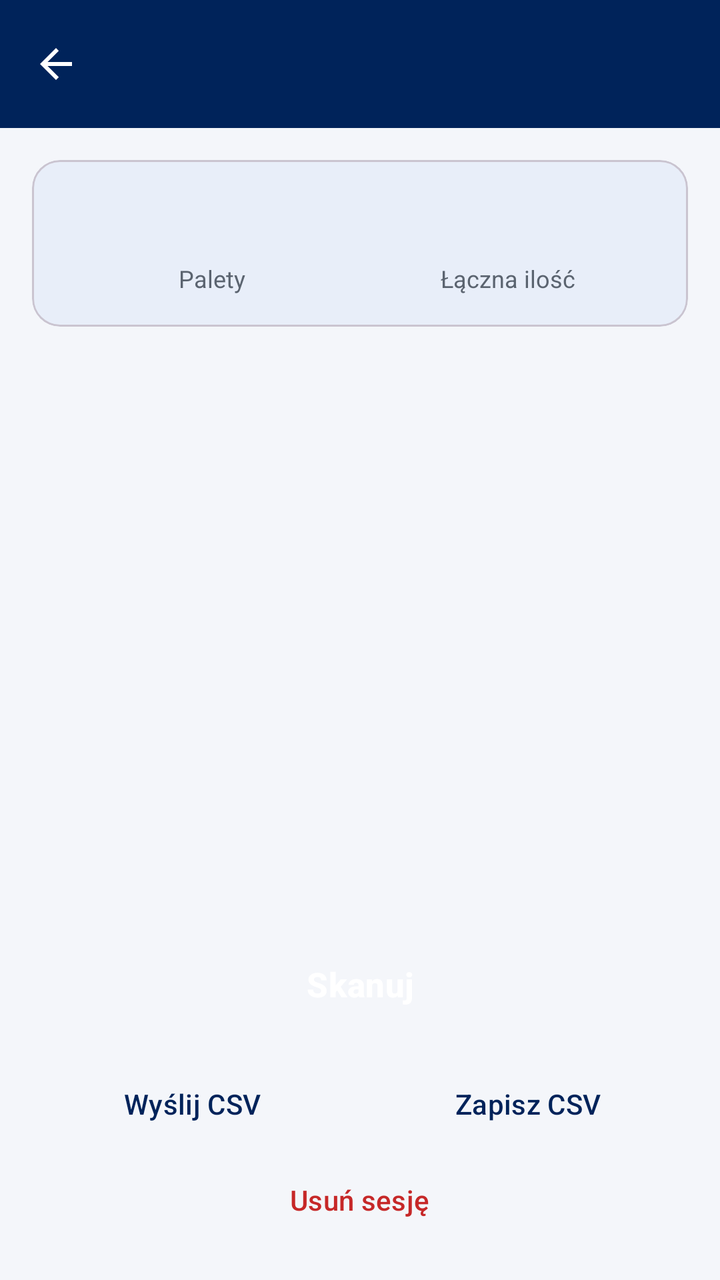
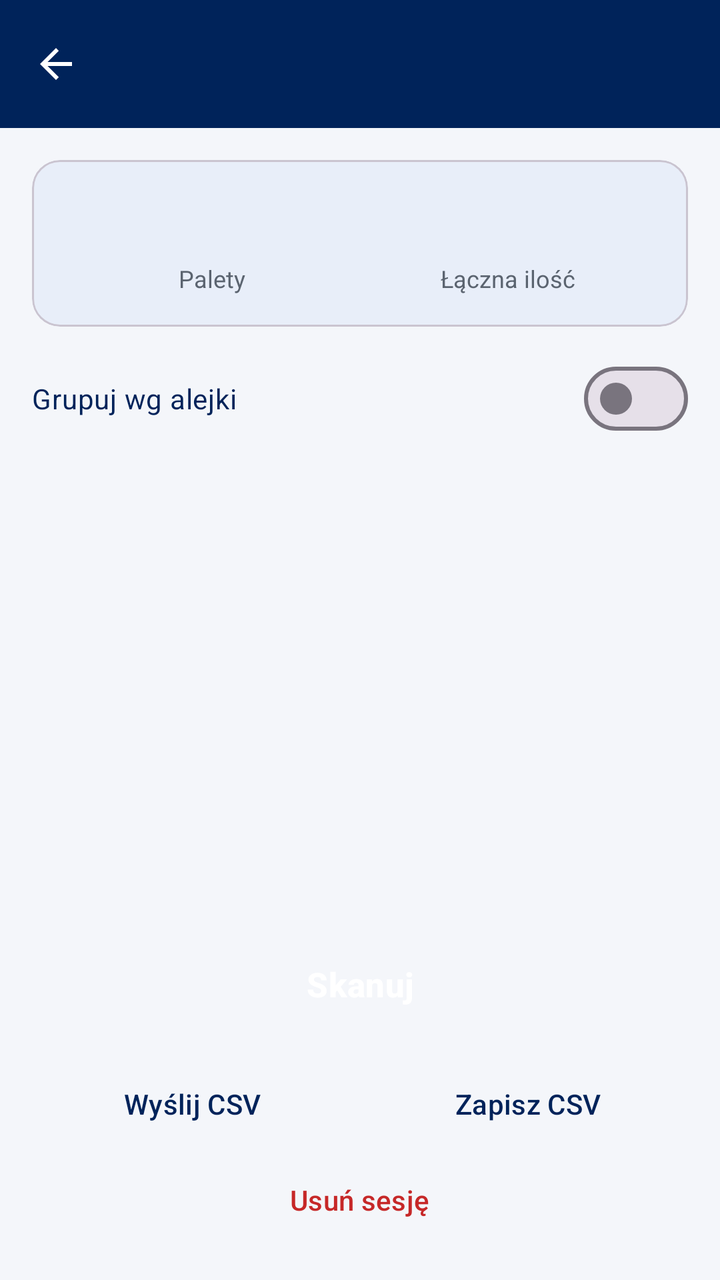

Before-and-after screenshots of an Android layout around one commit, followed by the original layout XML and the change that was made.
<!-- AndroidManifest.xml: application theme Theme.Skaner -->
<!-- res/layout/activity_session_detail.xml -->
<?xml version="1.0" encoding="utf-8"?>
<LinearLayout xmlns:android="http://schemas.android.com/apk/res/android"
    xmlns:app="http://schemas.android.com/apk/res-auto"
    android:layout_width="match_parent"
    android:layout_height="match_parent"
    android:orientation="vertical">

    <com.google.android.material.appbar.MaterialToolbar
        android:id="@+id/toolbar"
        android:layout_width="match_parent"
        android:layout_height="?attr/actionBarSize"
        android:background="@color/brand_blue"
        android:elevation="4dp"
        app:navigationIcon="?attr/homeAsUpIndicator"
        app:navigationIconTint="@android:color/white"
        app:titleTextColor="@android:color/white" />

    <LinearLayout
        android:layout_width="match_parent"
        android:layout_height="0dp"
        android:layout_weight="1"
        android:orientation="vertical"
        android:padding="16dp">

        <com.google.android.material.card.MaterialCardView
            android:layout_width="match_parent"
            android:layout_height="wrap_content"
            app:cardBackgroundColor="@color/brand_blue_container"
            app:cardCornerRadius="14dp"
            app:cardElevation="0dp">

            <LinearLayout
                android:layout_width="match_parent"
                android:layout_height="wrap_content"
                android:orientation="horizontal"
                android:padding="16dp">

                <LinearLayout
                    android:layout_width="0dp"
                    android:layout_height="wrap_content"
                    android:layout_weight="1"
                    android:gravity="center"
                    android:orientation="vertical">

                    <TextView
                        android:id="@+id/statCount"
                        android:layout_width="wrap_content"
                        android:layout_height="wrap_content"
                        android:textColor="@color/brand_blue"
                        android:textSize="26sp"
                        android:textStyle="bold" />

                    <TextView
                        android:layout_width="wrap_content"
                        android:layout_height="wrap_content"
                        android:text="@string/stat_pallets"
                        android:textColor="@color/text_secondary"
                        android:textSize="12sp" />
                </LinearLayout>

                <LinearLayout
                    android:layout_width="0dp"
                    android:layout_height="wrap_content"
                    android:layout_weight="1"
                    android:gravity="center"
                    android:orientation="vertical">

                    <TextView
                        android:id="@+id/statWeight"
                        android:layout_width="wrap_content"
                        android:layout_height="wrap_content"
                        android:textColor="@color/brand_blue"
                        android:textSize="26sp"
                        android:textStyle="bold" />

                    <TextView
                        android:layout_width="wrap_content"
                        android:layout_height="wrap_content"
                        android:text="@string/stat_weight"
                        android:textColor="@color/text_secondary"
                        android:textSize="12sp" />
                </LinearLayout>
            </LinearLayout>
        </com.google.android.material.card.MaterialCardView>

        <ListView
            android:id="@+id/itemsList"
            android:layout_width="match_parent"
            android:layout_height="0dp"
            android:layout_marginTop="12dp"
            android:layout_weight="1"
            android:clipToPadding="false"
            android:divider="@null"
            android:dividerHeight="0dp"
            android:paddingBottom="8dp"
            android:scrollbars="none" />

        <Button
            android:id="@+id/scanButton"
            style="@style/Widget.Skaner.Button.Primary"
            android:layout_width="match_parent"
            android:layout_height="56dp"
            android:layout_marginTop="8dp"
            android:text="@string/continue_scanning"
            app:icon="@drawable/ic_qr"
            app:iconGravity="textStart"
            app:iconTint="@android:color/white" />

        <LinearLayout
            android:layout_width="match_parent"
            android:layout_height="wrap_content"
            android:layout_marginTop="8dp"
            android:orientation="horizontal">

            <Button
                android:id="@+id/shareCsvButton"
                style="@style/Widget.Skaner.Button.Outlined"
                android:layout_width="0dp"
                android:layout_height="wrap_content"
                android:layout_marginEnd="8dp"
                android:layout_weight="1"
                android:text="@string/share_csv" />

            <Button
                android:id="@+id/saveCsvButton"
                style="@style/Widget.Skaner.Button.Outlined"
                android:layout_width="0dp"
                android:layout_height="wrap_content"
                android:layout_weight="1"
                android:text="@string/save_csv" />
        </LinearLayout>

        <Button
            android:id="@+id/deleteButton"
            style="@style/Widget.Skaner.Button.Danger"
            android:layout_width="wrap_content"
            android:layout_height="wrap_content"
            android:layout_gravity="center_horizontal"
            android:text="@string/delete_session" />
    </LinearLayout>

</LinearLayout>
<!-- resources referenced by this layout -->
<resources>
  <color name="brand_blue">#00235A</color>
  <color name="brand_blue_container">#E8EEF9</color>
  <color name="text_secondary">#5B6470</color>
  <!-- drawable ic_qr (drawable) -->
  <?xml version="1.0" encoding="utf-8"?>
  <vector xmlns:android="http://schemas.android.com/apk/res/android"
      android:width="24dp"
      android:height="24dp"
      android:viewportWidth="24"
      android:viewportHeight="24">
      <path
          android:fillColor="#8A93A6"
          android:fillType="evenOdd"
          android:pathData="M3,3h8v8h-8z M6,6h2v2h-2z" />
      <path
          android:fillColor="#8A93A6"
          android:fillType="evenOdd"
          android:pathData="M13,3h8v8h-8z M16,6h2v2h-2z" />
      <path
          android:fillColor="#8A93A6"
          android:fillType="evenOdd"
          android:pathData="M3,13h8v8h-8z M6,16h2v2h-2z" />
      <path
          android:fillColor="#8A93A6"
          android:pathData="M13,13h3v3h-3z M18,13h3v3h-3z M13,18h3v3h-3z M18,18h3v3h-3z" />
  </vector>
  <string name="continue_scanning">Skanuj</string>
  <string name="delete_session">Usuń sesję</string>
  <string name="save_csv">Zapisz CSV</string>
  <string name="share_csv">Wyślij CSV</string>
  <string name="stat_pallets">Palety</string>
  <string name="stat_weight">Łączna ilość</string>
  <style name="Widget.Skaner.Button.Danger" parent="Widget.Material3.Button.TextButton">
          <item name="android:textColor">@color/status_error</item>
      </style>
  <style name="Widget.Skaner.Button.Outlined" parent="Widget.Material3.Button.OutlinedButton">
          <item name="strokeColor">@color/brand_blue</item>
          <item name="android:textColor">@color/brand_blue</item>
          <item name="cornerRadius">14dp</item>
      </style>
  <style name="Widget.Skaner.Button.Primary" parent="Widget.Material3.Button">
          <item name="backgroundTint">@color/brand_orange</item>
          <item name="android:textColor">@android:color/white</item>
          <item name="cornerRadius">14dp</item>
          <item name="android:textSize">17sp</item>
          <item name="android:textStyle">bold</item>
          <item name="android:insetTop">0dp</item>
          <item name="android:insetBottom">0dp</item>
      </style>
  <style name="Theme.Skaner" parent="Base.Theme.Skaner" />
  <color name="status_error">#C62828</color>
  <color name="brand_orange">#FF5E14</color>
  <style name="Base.Theme.Skaner" parent="Theme.Material3.Light.NoActionBar">
          <item name="colorPrimary">@color/brand_blue</item>
          <item name="colorOnPrimary">@android:color/white</item>
          <item name="colorSecondary">@color/brand_orange</item>
          <item name="colorOnSecondary">@android:color/white</item>
          <item name="android:windowBackground">@color/app_background</item>
          <item name="android:statusBarColor">@color/brand_blue</item>
          <item name="android:windowLightStatusBar">false</item>
      </style>
  <color name="app_background">#F4F6FA</color>
</resources>

<!-- the commit's change to res/layout/activity_session_detail.xml (unified diff, before → after) -->
@@ -83,17 +83,43 @@
             </LinearLayout>
         </com.google.android.material.card.MaterialCardView>
 
-        <ListView
-            android:id="@+id/itemsList"
+        <com.google.android.material.materialswitch.MaterialSwitch
+            android:id="@+id/groupSwitch"
+            android:layout_width="match_parent"
+            android:layout_height="wrap_content"
+            android:layout_marginTop="12dp"
+            android:paddingVertical="4dp"
+            android:text="@string/group_by_alley"
+            android:textColor="@color/brand_blue" />
+
+        <FrameLayout
             android:layout_width="match_parent"
             android:layout_height="0dp"
-            android:layout_marginTop="12dp"
-            android:layout_weight="1"
-            android:clipToPadding="false"
-            android:divider="@null"
-            android:dividerHeight="0dp"
-            android:paddingBottom="8dp"
-            android:scrollbars="none" />
+            android:layout_marginTop="8dp"
+            android:layout_weight="1">
+
+            <ListView
+                android:id="@+id/itemsList"
+                android:layout_width="match_parent"
+                android:layout_height="match_parent"
+                android:clipToPadding="false"
+                android:divider="@null"
+                android:dividerHeight="0dp"
+                android:paddingBottom="8dp"
+                android:scrollbars="none" />
+
+            <ExpandableListView
+                android:id="@+id/itemsGrouped"
+                android:layout_width="match_parent"
+                android:layout_height="match_parent"
+                android:childDivider="@null"
+                android:clipToPadding="false"
+                android:divider="@null"
+                android:groupIndicator="@null"
+                android:paddingBottom="8dp"
+                android:scrollbars="none"
+                android:visibility="gone" />
+        </FrameLayout>
 
         <Button
             android:id="@+id/scanButton"
<!-- resource entries referenced after the edit -->
@@ -28,6 +28,7 @@
   </vector>
   <string name="continue_scanning">Skanuj</string>
   <string name="delete_session">Usuń sesję</string>
+  <string name="group_by_alley">Grupuj wg alejki</string>
   <string name="save_csv">Zapisz CSV</string>
   <string name="share_csv">Wyślij CSV</string>
   <string name="stat_pallets">Palety</string>
